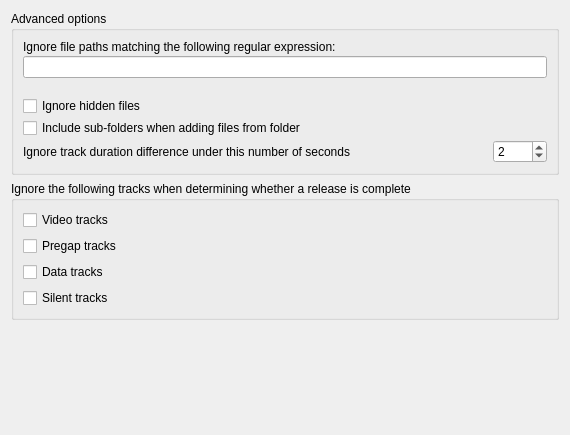
The window that ui/options_advanced.ui (metabrainz/picard) describes before a commit, drawn with Qt 5.
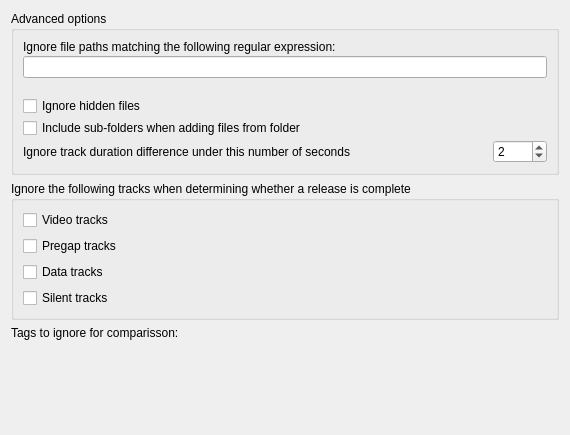
The same window after the commit. Custom widgets are drawn as their Qt base class.

Commit message:
PICARD-1677: Allow ignoring tags for metadata comparisson
Files that only differ in the tags set in the ignore list will not show up as changed even if those tags have changed.

```diff
--- a/ui/options_advanced.ui
+++ b/ui/options_advanced.ui
@@ -155,20 +155,32 @@
     </widget>
    </item>
    <item>
-    <spacer>
-     <property name="orientation">
-      <enum>Qt::Vertical</enum>
+    <widget class="QLabel" name="compare_ignore_tags_label">
+     <property name="text">
+      <string>Tags to ignore for comparisson:</string>
      </property>
-     <property name="sizeHint" stdset="0">
-      <size>
-       <width>181</width>
-       <height>21</height>
-      </size>
+    </widget>
+   </item>
+   <item>
+    <widget class="TagListEditor" name="compare_ignore_tags" native="true">
+     <property name="sizePolicy">
+      <sizepolicy hsizetype="Preferred" vsizetype="Expanding">
+       <horstretch>0</horstretch>
+       <verstretch>0</verstretch>
+      </sizepolicy>
      </property>
-    </spacer>
+    </widget>
    </item>
   </layout>
  </widget>
+ <customwidgets>
+  <customwidget>
+   <class>TagListEditor</class>
+   <extends>QWidget</extends>
+   <header>picard.ui.widgets.taglisteditor</header>
+   <container>1</container>
+  </customwidget>
+ </customwidgets>
  <tabstops>
   <tabstop>ignore_regex</tabstop>
   <tabstop>ignore_hidden_files</tabstop>
```
The commit also changes 5 other files.
